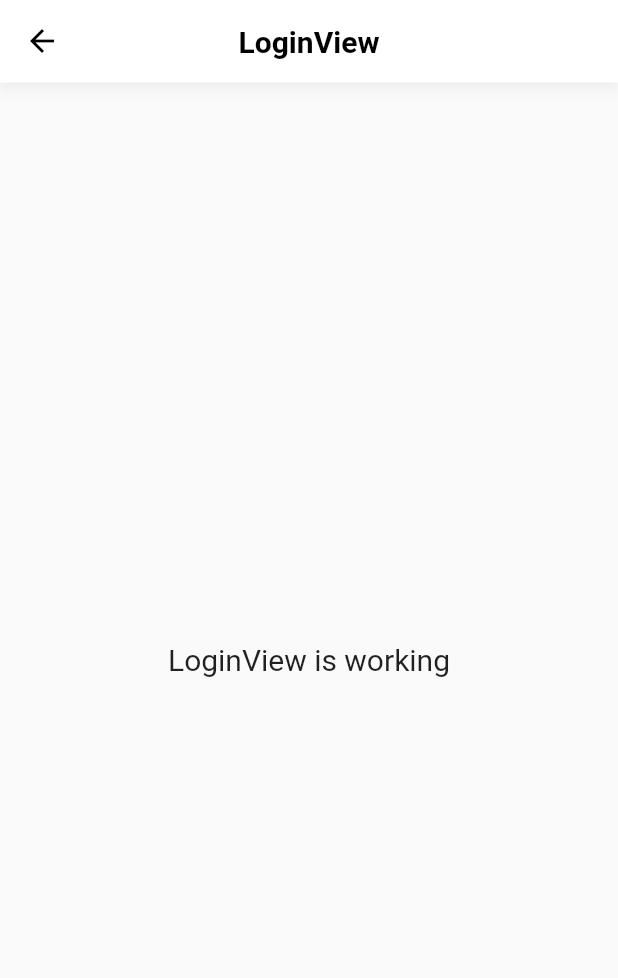
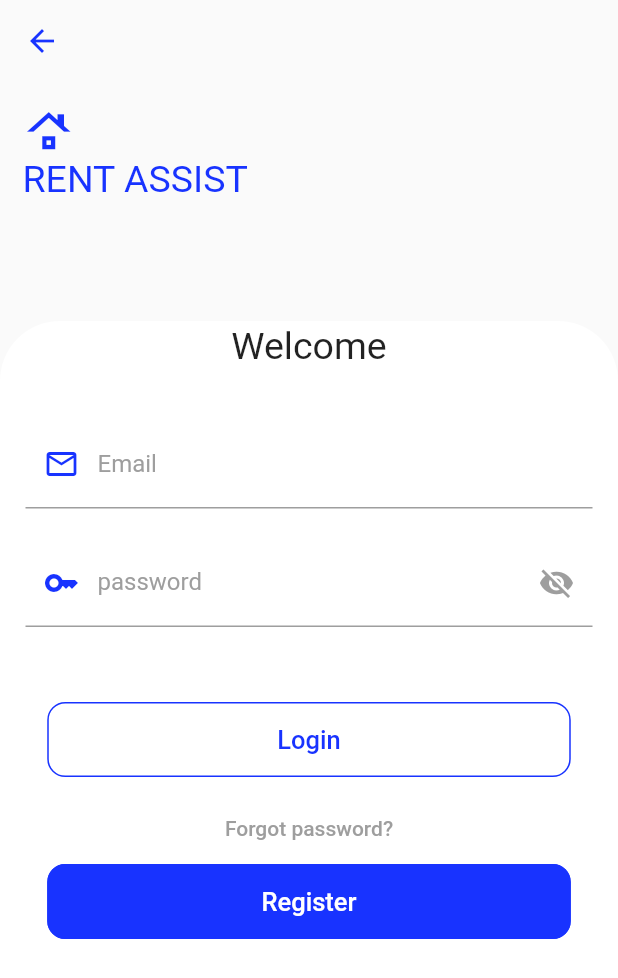
Before and after one commit to parajuliamit/rent-assist-tenant, a Flutter app: the LoginView screen opened by its route, on a phone screen of 412 x 824 dp. Shown: the top 978 px of the screen. Run offline on Flutter 3.47's test engine with Material 2 defaults, Android fonts, the phone set to English and light mode, and no system bars; our stand-ins replace dio, get, get_storage, lottie, pretty_dio_logger; accounts and stored records are empty.

Commit message:
login page UI

```diff
--- a/lib/app/modules/authentication/login/controllers/login_controller.dart
+++ b/lib/app/modules/authentication/login/controllers/login_controller.dart
@@ -1,20 +1,18 @@
+import 'package:flutter/material.dart';
 import 'package:get/get.dart';
 
 class LoginController extends GetxController {
-  //TODO: Implement LoginController
+  final isLoading = false.obs;
+  final emailController = TextEditingController();
+  final passwordController = TextEditingController();
 
-  final count = 0.obs;
-  @override
-  void onInit() {
-    super.onInit();
+  Future<void> login() async {
+    String email = emailController.text.trim();
+    String password = passwordController.text.trim();
+    if (email.isEmpty || password.isEmpty) {
+      Get.rawSnackbar(message: 'All fields are required');
+      return;
+    }
+    isLoading(true);
   }
-
-  @override
-  void onReady() {
-    super.onReady();
-  }
-
-  @override
-  void onClose() {}
-  void increment() => count.value++;
 }
--- a/lib/app/modules/authentication/login/views/login_view.dart
+++ b/lib/app/modules/authentication/login/views/login_view.dart
@@ -1,7 +1,13 @@
 import 'package:flutter/material.dart';
 
 import 'package:get/get.dart';
+import 'package:tenant_app/app/modules/authentication/register/views/register_view.dart';
+import 'package:tenant_app/constants.dart';
+import 'package:tenant_app/widgets/custom_button.dart';
+import 'package:tenant_app/widgets/loading.dart';
+import 'package:tenant_app/widgets/password_field.dart';
 
+import '../../../../../widgets/input_field.dart';
 import '../controllers/login_controller.dart';
 
 class LoginView extends GetView<LoginController> {
@@ -9,13 +15,123 @@ class LoginView extends GetView<LoginController> {
   Widget build(BuildContext context) {
     return Scaffold(
       appBar: AppBar(
-        title: Text('LoginView'),
-        centerTitle: true,
+        elevation: 0,
+        backgroundColor: Colors.transparent,
+        foregroundColor: blueColor,
       ),
-      body: Center(
-        child: Text(
-          'LoginView is working',
-          style: TextStyle(fontSize: 20),
+      body: SingleChildScrollView(
+        child: Column(
+          crossAxisAlignment: CrossAxisAlignment.start,
+          mainAxisAlignment: MainAxisAlignment.center,
+          children: [
+            const Padding(
+              padding: EdgeInsets.fromLTRB(15, 15, 15, 0),
+              child: Icon(
+                Icons.roofing_outlined,
+                size: 35,
+                color: blueColor,
+              ),
+            ),
+
+            const Padding(
+              padding: EdgeInsets.fromLTRB(15, 0, 15, 0),
+              child: Text(
+                'RENT ASSIST',
+                style: TextStyle(
+                    fontSize: 25,
+                    fontWeight: FontWeight.normal,
+                    color: blueColor),
+              ),
+            ),
+
+            // const Text('Enter your credentials.'),
+            const SizedBox(
+              height: 80,
+            ),
+            Container(
+              height: MediaQuery.of(context).size.height * 0.70,
+              decoration: BoxDecoration(
+                color: whiteColor,
+                border: Border.all(width: 2, color: whiteColor),
+                borderRadius: const BorderRadius.only(
+                  topRight: Radius.circular(40),
+                  topLeft: Radius.circular(40),
+                ),
+              ),
+              child: Column(
+                children: [
+                  const Text(
+                    'Welcome',
+                    style:
+                        TextStyle(fontSize: 25, fontWeight: FontWeight.normal),
+                  ),
+                  const SizedBox(
+                    height: 20,
+                  ),
+                  Padding(
+                    padding: const EdgeInsets.fromLTRB(15, 15, 15, 0),
+                    child: InputField(
+                      'Email',
+                      const Icon(
+                        Icons.email_outlined,
+                        color: blueColor,
+                      ),
+                      controller: controller.emailController,
+                      inputType: TextInputType.emailAddress,
+                      textInputAction: TextInputAction.next,
+                    ),
+                  ),
+                  const SizedBox(
+                    height: 20,
+                  ),
+                  Padding(
+                    padding: const EdgeInsets.fromLTRB(15, 0, 15, 0),
+                    child: PasswordField(
+                      'password',
+                      controller: controller.passwordController,
+                    ),
+                  ),
+                  const SizedBox(
+                    height: 50,
+                  ),
+                  Obx(() => controller.isLoading.isTrue
+                      ? const Loading(
+                          size: 100,
+                        )
+                      : Center(
+                          child: CustomButton('Login', () {
+                          controller.login();
+                        }, whiteColor, blueColor))),
+                  const SizedBox(height: 10),
+                  Row(
+                    mainAxisAlignment: MainAxisAlignment.center,
+                    children: [
+                      // const Text('Forgot password?'),
+                      // const SizedBox(height: 20),
+                      TextButton(
+                          onPressed: () {
+                            Get.to(() => RegisterView());
+                          },
+                          child: const Text(
+                            'Forgot password?',
+                            style: TextStyle(
+                              color: Colors.grey,
+                            ),
+                          )),
+                    ],
+                  ),
+                  Row(
+                    mainAxisAlignment: MainAxisAlignment.center,
+                    children: [
+                      CustomButton('Register', () {
+                        controller.login();
+                      }, blueColor, whiteColor)
+                    ],
+                  )
+                ],
+              ),
+            ),
+          ],
         ),
       ),
     );
--- /dev/null
+++ b/lib/constants.dart
@@ -0,0 +1,4 @@
+import 'package:flutter/material.dart';
+
+const Color blueColor = Color.fromRGBO(24, 51, 255, 1);
+const Color whiteColor = Colors.white;
--- /dev/null
+++ b/lib/widgets/custom_button.dart
@@ -0,0 +1,33 @@
+import 'package:flutter/material.dart';
+import 'package:tenant_app/constants.dart';
+
+class CustomButton extends StatelessWidget {
+  final VoidCallback onpress;
+  final String text;
+  final Color fillColor;
+  final Color textColor;
+
+  const CustomButton(this.text, this.onpress, this.fillColor, this.textColor);
+
+  @override
+  Widget build(BuildContext context) {
+    return MaterialButton(
+      padding: const EdgeInsets.symmetric(vertical: 15, horizontal: 20),
+      shape: RoundedRectangleBorder(
+          borderRadius: BorderRadius.circular(12),
+          side: const BorderSide(color: blueColor)),
+      onPressed: onpress,
+      child: SizedBox(
+        width: MediaQuery.of(context).size.width * 0.75,
+        child: Center(
+          child: Text(
+            text,
+            style: TextStyle(color: textColor, fontSize: 17),
+          ),
+        ),
+      ),
+      color: fillColor,
+      elevation: 0,
+    );
+  }
+}
--- /dev/null
+++ b/lib/widgets/input_field.dart
@@ -0,0 +1,34 @@
+import 'package:flutter/material.dart';
+
+class InputField extends StatelessWidget {
+  final String label;
+  final Icon icon;
+  final TextInputType inputType;
+  final TextInputAction textInputAction;
+  final TextEditingController? controller;
+
+  const InputField(this.label, this.icon,
+      {this.inputType = TextInputType.text,
+      this.textInputAction = TextInputAction.next,
+      this.controller});
+
+  @override
+  Widget build(BuildContext context) {
+    return TextField(
+      keyboardType: inputType,
+      textInputAction: textInputAction,
+      controller: controller,
+      style: const TextStyle(fontWeight: FontWeight.bold),
+      cursorColor: Colors.black,
+      decoration: InputDecoration(
+        prefixIcon: icon,
+        focusedBorder: const UnderlineInputBorder(
+          borderSide: BorderSide(color: Colors.white, width: 2),
+        ),
+        labelText: label,
+        labelStyle:
+            const TextStyle(color: Colors.grey, fontWeight: FontWeight.normal),
+      ),
+    );
+  }
+}
--- /dev/null
+++ b/lib/widgets/loading.dart
@@ -0,0 +1,15 @@
+import 'package:flutter/material.dart';
+import 'package:lottie/lottie.dart';
+
+class Loading extends StatelessWidget {
+  const Loading({this.size = 150, Key? key}) : super(key: key);
+
+  final double size;
+
+  @override
+  Widget build(BuildContext context) {
+    return Center(
+      child: Lottie.asset('assets/lottie/loading.json', width: size),
+    );
+  }
+}
--- /dev/null
+++ b/lib/widgets/password_field.dart
@@ -0,0 +1,48 @@
+import 'package:flutter/material.dart';
+import 'package:tenant_app/constants.dart';
+
+class PasswordField extends StatefulWidget {
+  const PasswordField(this.label, {required this.controller});
+
+  final String label;
+  final TextEditingController controller;
+
+  @override
+  State<PasswordField> createState() => _PasswordFieldState();
+}
+
+class _PasswordFieldState extends State<PasswordField> {
+  bool _isVisible = false;
+  @override
+  Widget build(BuildContext context) {
+    return TextField(
+      controller: widget.controller,
+      obscureText: !_isVisible,
+      style: const TextStyle(fontWeight: FontWeight.bold),
+      cursorColor: Colors.black,
+      decoration: InputDecoration(
+        prefixIcon: const Icon(
+          Icons.key_outlined,
+          color: blueColor,
+        ),
+        suffixIcon: InkWell(
+          onTap: () {
+            setState(() {
+              _isVisible = !_isVisible;
+            });
+          },
+          child: Icon(
+            _isVisible ? Icons.visibility : Icons.visibility_off,
+            color: Colors.grey,
+          ),
+        ),
+        labelText: widget.label,
+        labelStyle:
+            const TextStyle(color: Colors.grey, fontWeight: FontWeight.normal),
+        focusedBorder: const UnderlineInputBorder(
+          borderSide: BorderSide(color: Colors.white, width: 2),
+        ),
+      ),
+    );
+  }
+}
--- a/pubspec.yaml
+++ b/pubspec.yaml
@@ -15,6 +15,7 @@ dependencies:
   retrofit: any
   flutter:
     sdk: flutter
+  lottie: ^1.3.0
 
 dev_dependencies:
   flutter_lints: ^1.0.0
@@ -23,3 +24,8 @@ dev_dependencies:
 
 flutter:
   uses-material-design: true
+
+  assets:
+    - assets/images/
+    - assets/icons/
+    - assets/lottie/
```
Also changed, not shown: assets/lottie/loading.json (added, +1 -0 lines), pubspec.lock, 1 other file.
